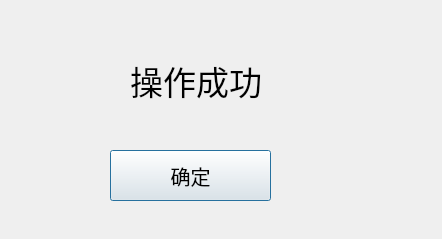
First picture: the form in success.ui, repository lcc-666/student_message, before the edit.
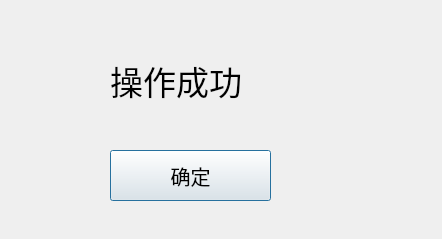
Second picture: the form after the edit.

The edit to the form file:
```diff
--- a/success.ui
+++ b/success.ui
@@ -21,9 +21,9 @@
   <widget class="QLabel" name="label">
    <property name="geometry">
     <rect>
-     <x>130</x>
+     <x>110</x>
      <y>30</y>
-     <width>161</width>
+     <width>181</width>
      <height>101</height>
     </rect>
    </property>
```
